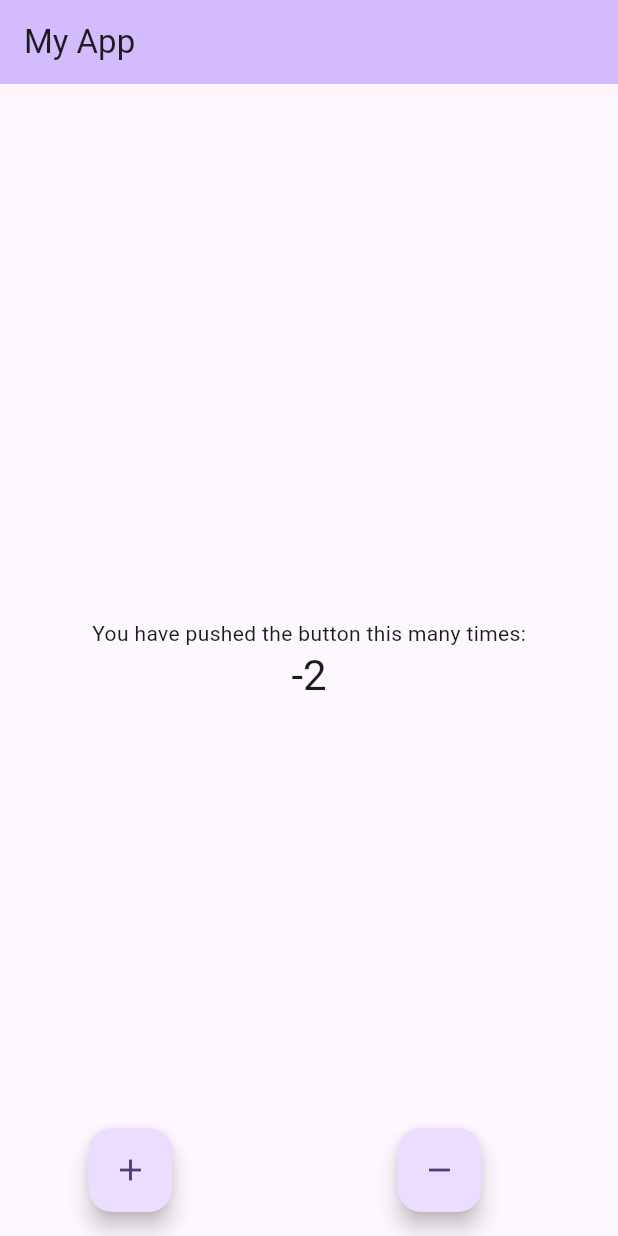
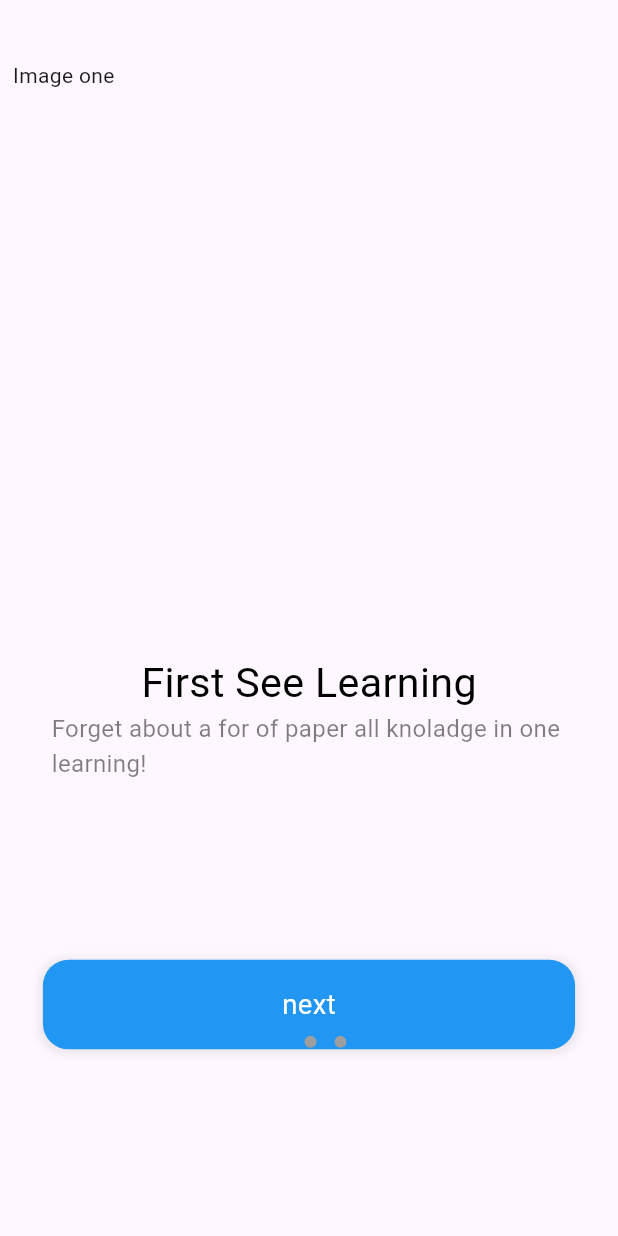
Before and after one commit to AppForceLab/ieshop, a Flutter app: the screen it shows after launch, on a phone screen of 412 x 824 dp. Run offline on Flutter 3.47's test engine with Material 2 defaults, Android fonts, the phone set to English and light mode, and no system bars; drawn by our look-alikes of dots_indicator; our stand-ins replace bloc, flutter_bloc, flutter_screenutil.

Commit message:
add Welcome screnn structure

```diff
--- a/lib/main.dart
+++ b/lib/main.dart
@@ -1,8 +1,10 @@
 import 'package:flutter/material.dart';
 import 'package:flutter_bloc/flutter_bloc.dart';
+import 'package:flutter_screenutil/flutter_screenutil.dart';
 import 'package:ieshop/app_blocks.dart';
 import 'package:ieshop/app_events.dart';
 import 'package:ieshop/app_states.dart';
+import 'package:ieshop/pages/welcome/welcome.dart';
 // import 'package:ieshop/app_states.dart';
 
 void main() {
@@ -16,15 +18,16 @@ class MyApp extends StatelessWidget {
   Widget build(BuildContext context) {
     return BlocProvider(
         create: (context) => AppBlocs(),
-      child: MaterialApp(
-        title: 'Flutter Demo',
+        child: ScreenUtilInit(
+          builder: (context, child) => MaterialApp(
+            title: 'IeShop App',
             theme: ThemeData(
               colorScheme: ColorScheme.fromSeed(seedColor: Colors.deepPurple),
               useMaterial3: true,
             ),
-        home: const MyHomePage(),
+            home: const Welcome(),
           ),
-    );
+        ));
   }
 }
 
--- /dev/null
+++ b/lib/pages/welcome/bloc/welcome_blocs.dart
@@ -0,0 +1,13 @@
+import 'package:bloc/bloc.dart';
+import 'package:meta/meta.dart';
+
+part 'welcome_events.dart';
+part 'welcome_states.dart';
+
+class WelcomeBloc extends Bloc<WelcomeEvent, WelcomeState> {
+  WelcomeBloc() : super(WelcomeInitial()) {
+    on<WelcomeEvent>((event, emit) {
+      // TODO: implement event handler
+    });
+  }
+}
--- /dev/null
+++ b/lib/pages/welcome/bloc/welcome_events.dart
@@ -0,0 +1,4 @@
+part of 'welcome_blocs.dart';
+
+@immutable
+sealed class WelcomeEvent {}
--- /dev/null
+++ b/lib/pages/welcome/bloc/welcome_states.dart
@@ -0,0 +1,6 @@
+part of 'welcome_blocs.dart';
+
+@immutable
+sealed class WelcomeState {}
+
+final class WelcomeInitial extends WelcomeState {}
--- /dev/null
+++ b/lib/pages/welcome/welcome.dart
@@ -0,0 +1,138 @@
+import 'package:dots_indicator/dots_indicator.dart';
+import 'package:flutter/material.dart';
+import 'package:flutter_screenutil/flutter_screenutil.dart';
+
+class Welcome extends StatefulWidget {
+  const Welcome({super.key});
+
+  @override
+  State<Welcome> createState() => _WelcomeState();
+}
+
+class _WelcomeState extends State<Welcome> {
+  @override
+  Widget build(BuildContext context) {
+    return Container(
+      color: Colors.white,
+      child: Scaffold(
+        body: Container(
+          margin: EdgeInsets.only(top: 34.h),
+          width: 375.w,
+          child: Stack(
+            alignment: Alignment.topCenter,
+            children: [
+              PageView(
+                children: [
+                  _page(
+                    index: 1,
+                    context: context,
+                    buttonName: 'next',
+                    subTitle:
+                        'Forget about a for of paper all knoladge in one learning!',
+                    title: 'First See Learning',
+                    imagePath: '',
+                  ),
+                  _page(
+                    index: 2,
+                    context: context,
+                    buttonName: 'next',
+                    subTitle:
+                        'Always keep in touch with your tutor & friend. Let\'s get onnected!',
+                    title: 'Connect With Everyone',
+                    imagePath: '',
+                  ),
+                  _page(
+                    index: 3,
+                    context: context,
+                    buttonName: 'get started',
+                    subTitle:
+                        'Anywhere, anytime. The time is at your discretion so study whenever you want.',
+                    title: 'Always Fascinated Learning',
+                    imagePath: '',
+                  ),
+                ],
+              ),
+              Positioned(
+                bottom: 100.h,
+                child: DotsIndicator(
+                  dotsCount: 3,
+                  mainAxisAlignment: MainAxisAlignment.center,
+                  decorator: DotsDecorator(
+                      color: Colors.grey,
+                      activeColor: Colors.blue,
+                      size: const Size.square(8.0),
+                      activeSize: const Size(10.0, 8.0),
+                      activeShape: RoundedRectangleBorder(
+                        borderRadius: BorderRadius.circular(5.0),
+                      )),
+                ),
+              )
+            ],
+          ),
+        ),
+      ),
+    );
+  }
+}
+
+Widget _page(
+    {required int index,
+    required BuildContext context,
+    required String buttonName,
+    required String title,
+    required String subTitle,
+    required String imagePath}) {
+  return Column(
+    children: [
+      SizedBox(
+        width: 345.w,
+        height: 345.w,
+        child: const Text('Image one'),
+      ),
+      Container(
+        child: Text(
+          title,
+          style: TextStyle(
+              color: Colors.black,
+              fontSize: 24.sp,
+              fontWeight: FontWeight.normal),
+        ),
+      ),
+      Container(
+        width: 375.w,
+        padding: EdgeInsets.symmetric(horizontal: 30.w),
+        child: Text(
+          subTitle,
+          style: TextStyle(
+              color: Colors.black.withOpacity(0.5),
+              fontSize: 14.sp,
+              fontWeight: FontWeight.normal),
+        ),
+      ),
+      Container(
+        margin: EdgeInsets.only(top: 100.h, left: 25.w, right: 25.w),
+        width: 325.w,
+        height: 50.h,
+        decoration: BoxDecoration(
+            color: Colors.blue,
+            borderRadius: BorderRadius.all(Radius.circular(15.w)),
+            boxShadow: [
+              BoxShadow(
+                  color: Colors.grey.withOpacity(0.2),
+                  spreadRadius: 2,
+                  blurRadius: 4,
+                  offset: const Offset(0, 1))
+            ]),
+        child: Center(
+          child: Text(
+            buttonName,
+            style: TextStyle(
+                color: Colors.white,
+                fontSize: 16.sp,
+                fontWeight: FontWeight.normal),
+          ),
+        ),
+      )
+    ],
+  );
+}
--- a/pubspec.yaml
+++ b/pubspec.yaml
@@ -30,6 +30,8 @@ environment:
 dependencies:
   flutter:
     sdk: flutter
+  flutter_screenutil: ^5.8.4
+  dots_indicator: ^2.1.1
 
 
   # The following adds the Cupertino Icons font to your application.
```
Also changed, not shown: pubspec.lock. Lines whose indentation alone changed are shown as unchanged.
